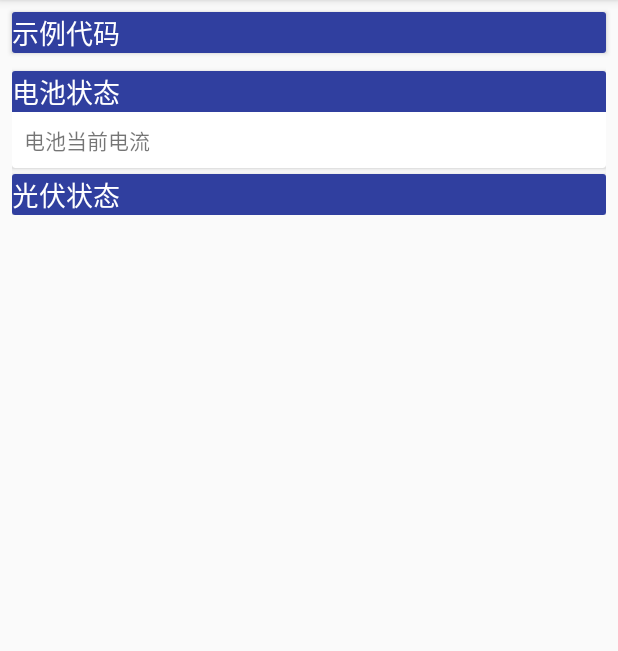
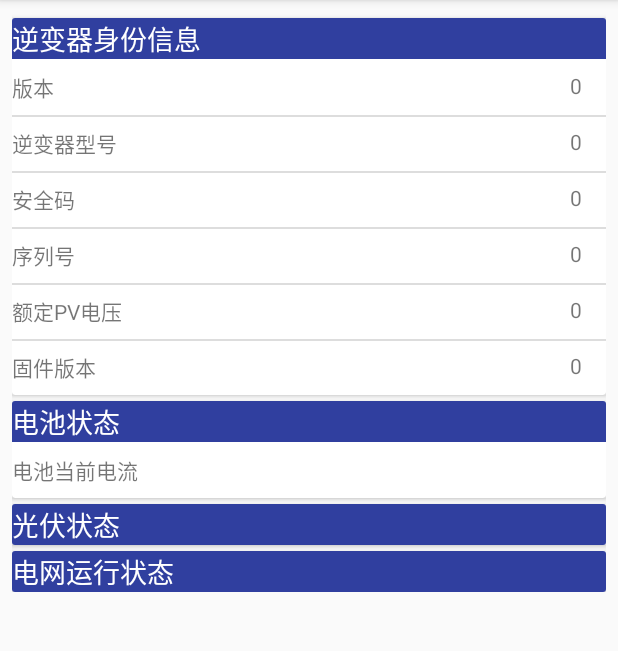
Before and after one commit to 2Beyong/StatusPageDemo, an Android app: the screen it shows after launch (MainActivity), on a phone screen of 412 x 824 dp, the part 84-735 px from its top. Run offline under Robolectric (Android 15) with nearby library versions, the phone set to English and light mode, and no system bars; 2 statements that could not run were skipped.

```diff
--- a/app/src/main/AndroidManifest.xml
+++ b/app/src/main/AndroidManifest.xml
@@ -1,7 +1,7 @@
 <?xml version="1.0" encoding="utf-8"?>
 <manifest xmlns:android="http://schemas.android.com/apk/res/android"
     package="com.hongon.statuspagedemo">
-
+    <uses-permission android:name="android.permission.INTERNET"/>
     <application
         android:allowBackup="true"
         android:icon="@mipmap/ic_launcher"
@@ -16,6 +16,10 @@
                 <category android:name="android.intent.category.LAUNCHER" />
             </intent-filter>
         </activity>
+        <service android:name=".Service.DataQueryService"
+            android:enabled="true"
+            android:exported="true"
+            ></service>
     </application>
 
 </manifest>
--- a/app/src/main/java/com/hongon/statuspagedemo/CardBean.java
+++ b/app/src/main/java/com/hongon/statuspagedemo/CardBean.java
@@ -13,6 +13,12 @@ import java.util.List;
 public class CardBean {
     private String title;
     public List<CardItemBean> content;
+    public CardBean()
+    {
+        this.title = "";
+        content = new ArrayList<>();
+
+    }
     public CardBean(String title)
     {
         this.title = title;
@@ -22,6 +28,10 @@ public class CardBean {
 
     public String getTitle() {
         return title;
+    }
+
+    public void setTitle(String title) {
+        this.title = title;
     }
 
     public List<CardItemBean> getContent() {
--- a/app/src/main/java/com/hongon/statuspagedemo/CardItemAdapter.java
+++ b/app/src/main/java/com/hongon/statuspagedemo/CardItemAdapter.java
@@ -18,10 +18,12 @@ public class CardItemAdapter extends RecyclerView.Adapter<RecyclerView.ViewHolde
     List<CardBean.CardItemBean> data;
     class Holder extends RecyclerView.ViewHolder{
         TextView tv ;
+        TextView value;
         public Holder(View view)
         {
             super(view);
             tv = view.findViewById(R.id.card_item_tv);
+            value =view.findViewById(R.id.card_item_value);
         }
     }
     class HolderWithSwitch extends RecyclerView.ViewHolder{
@@ -61,7 +63,7 @@ public class CardItemAdapter extends RecyclerView.Adapter<RecyclerView.ViewHolde
         }
         if(viewType ==1) {
             ((Holder)holder).tv.setText(data.get(position).getName());
-
+            ((Holder)holder).value.setText(data.get(position).getValue());
         }
     }
 
@@ -72,9 +74,9 @@ public class CardItemAdapter extends RecyclerView.Adapter<RecyclerView.ViewHolde
 
     @Override
     public int getItemViewType(int position) {
-        if(position%2 == 0)
+        //if(position%2 == 0)
         return 1;
 
-        return 0;
+        //return 0;
     }
 }
--- a/app/src/main/java/com/hongon/statuspagedemo/MainActivity.java
+++ b/app/src/main/java/com/hongon/statuspagedemo/MainActivity.java
@@ -1,5 +1,9 @@
 package com.hongon.statuspagedemo;
 
+import android.content.ComponentName;
+import android.content.Intent;
+import android.content.ServiceConnection;
+import android.os.IBinder;
 import android.support.constraint.ConstraintLayout;
 import android.support.v7.app.AppCompatActivity;
 import android.os.Bundle;
@@ -12,56 +16,88 @@ import android.view.ViewGroup;
 import android.widget.LinearLayout;
 
 import com.hongon.statuspagedemo.DataModel.Datagram;
+import com.hongon.statuspagedemo.Service.DataQueryService;
 
 import java.util.ArrayList;
 import java.util.Arrays;
 import java.util.List;
 
 public class MainActivity extends AppCompatActivity {
+    final String  tag ="MainActivity";
+    // BindService
+    private DataQueryService dataQueryService;
+    private ServiceConnection mConnection = new ServiceConnection() {
+        @Override
+        public void onServiceConnected(ComponentName componentName, IBinder iBinder) {
+            dataQueryService = ((DataQueryService.myBinder)iBinder).getService();
+            ((DataQueryService.myBinder)iBinder).setMainActivity(MainActivity.this);
+        }
 
+        @Override
+        public void onServiceDisconnected(ComponentName componentName ) {
+            dataQueryService = null;
+        }
+    };
     @Override
     protected void onCreate(Bundle savedInstanceState) {
         super.onCreate(savedInstanceState);
         setContentView(R.layout.activity_main);
         initial();
         List<CardBean> mdata = new ArrayList<>();
+        mdata.add(IDCard);
         mdata.add(BatteryCard);
         mdata.add(PVCard);
+        mdata.add(UtilityCard);
         //mdata.add(UtilityCard);
 
         rec = findViewById(R.id.activity_main_recycleView);
         rec.setLayoutManager(new LinearLayoutManager(this));
         rec.setAdapter(new CardAdapter(mdata));
 
-        // 尝试添加一个Datagram
-        datagram= new Datagram();
+
+        // 尝试连接Service
+        Intent StartIntent = new Intent(this, DataQueryService.class);
+        bindService(StartIntent,mConnection,BIND_AUTO_CREATE);
+        startService(StartIntent);
+        Log.d(tag,"Created");
     }
+
+    @Override
+    protected void onDestroy() {
+        // 尝试关闭Service
+        Intent StopIntent = new Intent(this, DataQueryService.class);
+        unbindService(mConnection);
+        stopService(StopIntent);
+        super.onDestroy();
+    }
+
     Datagram datagram;
     //---
-    private List<List<String>> mdata;
-    private List<String> mTitle;
+
     private void initial()
     {
         initialCard();
-
-
     }
     //--
-    RecyclerView rec;
+    RecyclerView rec;//主RecycleView;
+
+    public RecyclerView getRec() {
+        return rec;
+    }
+
     @Override
     protected void onRestart() {
         super.onRestart();
         Log.d("Test","Main Activity is Restart.");
 
-            BatteryCard.getContent().add(BatteryCard.new CardItemBean("新家的一个属性",""));
-            BatteryCard.getContent().get(0).setName("更改后的item");
-            rec.getAdapter().notifyDataSetChanged();
+
 
     }
     // -- 定义一个数据源
     CardBean BatteryCard ;
     CardBean PVCard;
     CardBean UtilityCard;
+    public CardBean IDCard;
     void initialCard()
     {
 
@@ -69,5 +105,19 @@ public class MainActivity extends AppCompatActivity {
         PVCard = new CardBean(getString(R.string.PVStatus));
 
         BatteryCard.getContent().add(BatteryCard.new CardItemBean(getString(R.string.batteryAmpere),""));
+        //
+
+        IDCard =new CardBean();
+        IDCard.setTitle("逆变器身份信息");
+        IDCard.getContent().add(IDCard.new CardItemBean("版本","0"));
+        IDCard.getContent().add(IDCard.new CardItemBean("逆变器型号","0"));
+        IDCard.getContent().add(IDCard.new CardItemBean("安全码","0"));
+        IDCard.getContent().add(IDCard.new CardItemBean("序列号","0"));
+        IDCard.getContent().add(IDCard.new CardItemBean("额定PV电压","0"));
+        IDCard.getContent().add(IDCard.new CardItemBean("固件版本","0"));
+
+
+        UtilityCard = new CardBean(getString(R.string.UtilityStatus));
+
     }
 }
--- a/app/src/main/res/layout/activity_main.xml
+++ b/app/src/main/res/layout/activity_main.xml
@@ -8,18 +8,6 @@
 
     tools:context="com.hongon.statuspagedemo.MainActivity">
 
-    <include
-        android:id="@+id/include"
-        layout="@layout/card_menu"
-        android:layout_width="0dp"
-        android:layout_height="wrap_content"
-        android:layout_marginEnd="8dp"
-        android:layout_marginStart="8dp"
-        android:layout_marginTop="8dp"
-        app:layout_constraintEnd_toEndOf="parent"
-        app:layout_constraintStart_toStartOf="parent"
-        app:layout_constraintTop_toTopOf="parent"></include>
-
     <android.support.v7.widget.RecyclerView
         android:id="@+id/activity_main_recycleView"
         android:layout_width="0dp"
@@ -29,5 +17,5 @@
         android:layout_marginTop="8dp"
         app:layout_constraintEnd_toEndOf="parent"
         app:layout_constraintStart_toStartOf="parent"
-        app:layout_constraintTop_toBottomOf="@+id/include" />
+        app:layout_constraintTop_toTopOf="parent" />
 </android.support.constraint.ConstraintLayout>
--- a/app/src/main/res/layout/card_item.xml
+++ b/app/src/main/res/layout/card_item.xml
@@ -11,11 +11,22 @@
         android:layout_height="wrap_content"
         android:layout_marginBottom="8dp"
         android:layout_marginEnd="8dp"
-        android:layout_marginStart="8dp"
         android:layout_marginTop="8dp"
         android:text="示例内容"
         app:layout_constraintBottom_toBottomOf="parent"
-        app:layout_constraintEnd_toEndOf="parent"
+        app:layout_constraintEnd_toStartOf="@+id/card_item_value"
+        app:layout_constraintLeft_toLeftOf="parent"
         app:layout_constraintStart_toStartOf="parent"
+        app:layout_constraintTop_toTopOf="parent"
+        app:layout_constraintVertical_bias="0.0" />
+
+    <TextView
+        android:id="@+id/card_item_value"
+        android:layout_width="wrap_content"
+        android:layout_height="wrap_content"
+        android:layout_marginRight="16dp"
+        android:layout_marginTop="8dp"
+        android:text="TextView"
+        app:layout_constraintRight_toRightOf="parent"
         app:layout_constraintTop_toTopOf="parent" />
 </android.support.constraint.ConstraintLayout>
```
Also changed, not shown: app/src/main/java/com/hongon/statuspagedemo/DataModel/Datagram.java (+83 -11 lines), app/src/main/java/com/hongon/statuspagedemo/DataModel/ResponseID.java (added, +97 -0 lines), app/src/main/java/com/hongon/statuspagedemo/Service/DataQueryService.java (added, +183 -0 lines).
